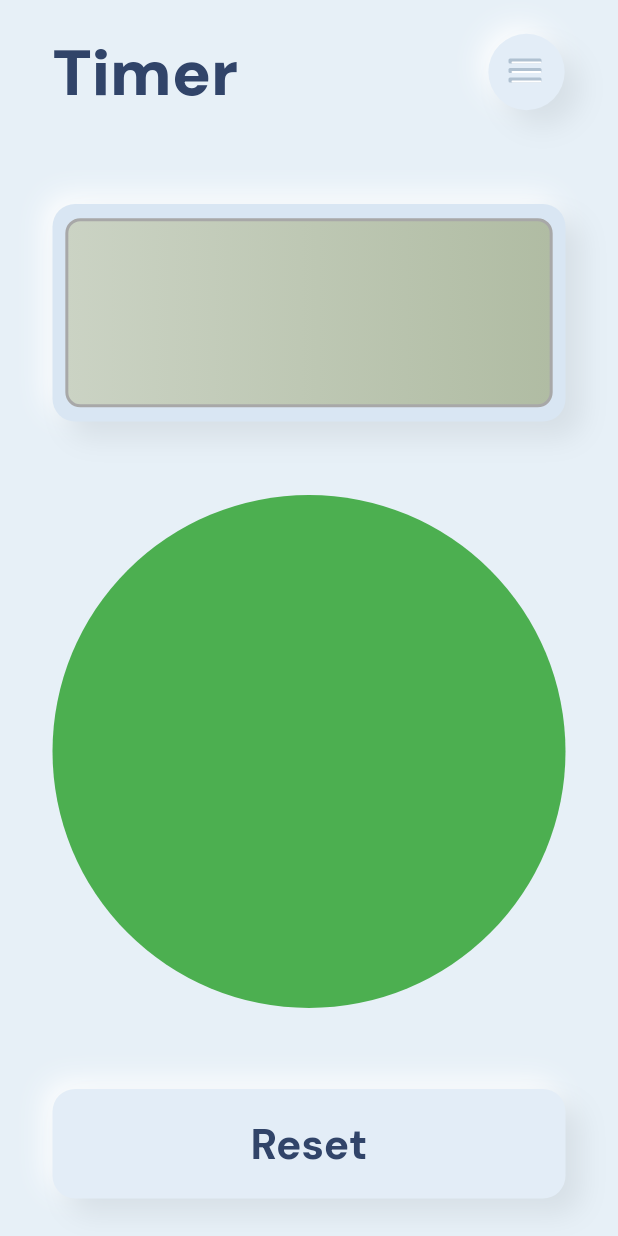
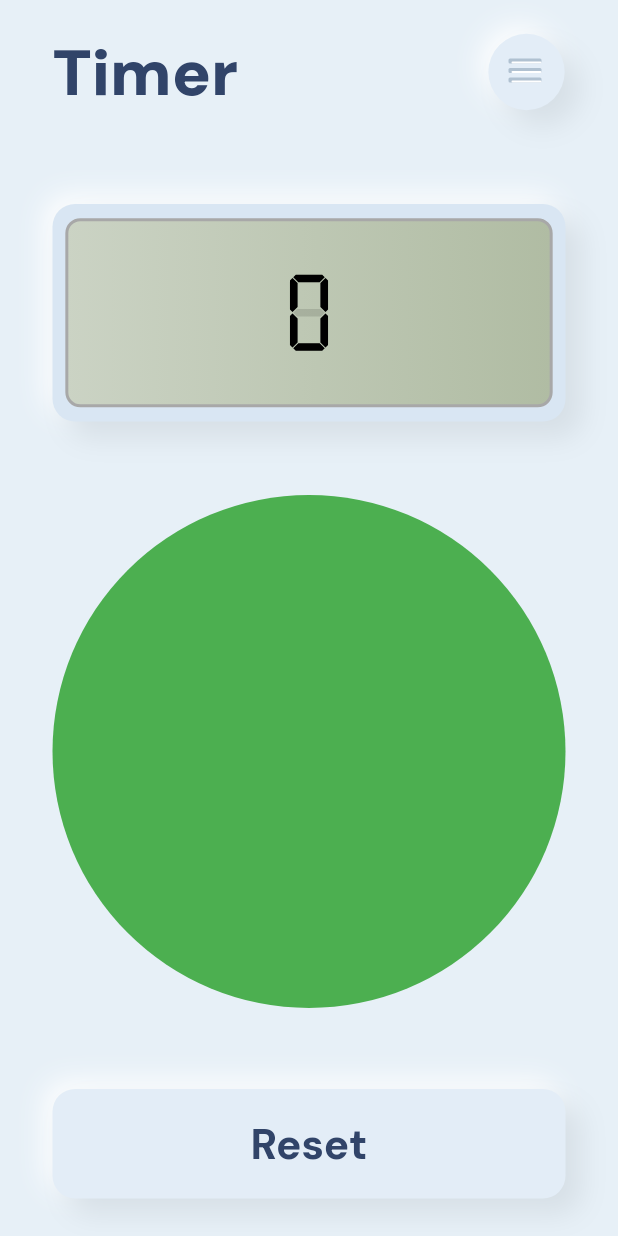
Before and after one commit to happyharis/neumorphic, a Flutter app: the screen it shows after launch, on a phone screen of 412 x 824 dp. Run offline on Flutter 3.47's test engine with Material 2 defaults, Android fonts, the phone set to English and light mode, and no system bars; our stand-ins replace google_fonts.

Commit message:
✨ Add digital number with background widget

```diff
--- a/lib/timer/neu_digital_clock.dart
+++ b/lib/timer/neu_digital_clock.dart
@@ -1,4 +1,6 @@
 import 'package:flutter/material.dart';
+
+import 'digital_font/digital_number.dart';
 
 class NeuDigitalClock extends StatelessWidget {
   const NeuDigitalClock({
@@ -7,6 +9,7 @@ class NeuDigitalClock extends StatelessWidget {
 
   @override
   Widget build(BuildContext context) {
+    // Outer white container
     return Container(
       height: 145,
       decoration: BoxDecoration(
@@ -25,6 +28,7 @@ class NeuDigitalClock extends StatelessWidget {
           )
         ],
       ),
+      // Digital green background
       child: Center(
         child: LayoutBuilder(
           builder: (context, constraints) => Container(
@@ -41,9 +45,62 @@ class NeuDigitalClock extends StatelessWidget {
                 width: 2,
               ),
             ),
+            child: Center(
+              child: Container(
+                // color: Colors.green,
+                height: constraints.maxHeight * 0.47,
+                width: constraints.maxWidth * 0.70,
+                child: Row(
+                  mainAxisAlignment: MainAxisAlignment.spaceEvenly,
+                  children: [
+                    DigitalNumberWithBG(
+                      height: constraints.maxHeight * 0.35,
+                    ),
+                  ],
+                ),
+              ),
+            ),
           ),
         ),
       ),
     );
   }
 }
+
+class DigitalNumberWithBG extends StatelessWidget {
+  const DigitalNumberWithBG({
+    Key key,
+    this.value = 0,
+    this.padLeft,
+    this.height,
+    this.color,
+    this.backgroundValue = 8,
+  }) : super(key: key);
+
+  final int value;
+  final int backgroundValue;
+  final int padLeft;
+  final double height;
+  final Color color;
+
+  @override
+  Widget build(BuildContext context) {
+    return Stack(
+      children: <Widget>[
+        //Foreground
+        DigitalNumber(
+          value: value,
+          color: Colors.black,
+          height: height,
+        ),
+
+        // Background
+        DigitalNumber(
+          value: backgroundValue,
+          color: Colors.black12,
+          height: height,
+        ),
+      ],
+    );
+  }
+}
```
